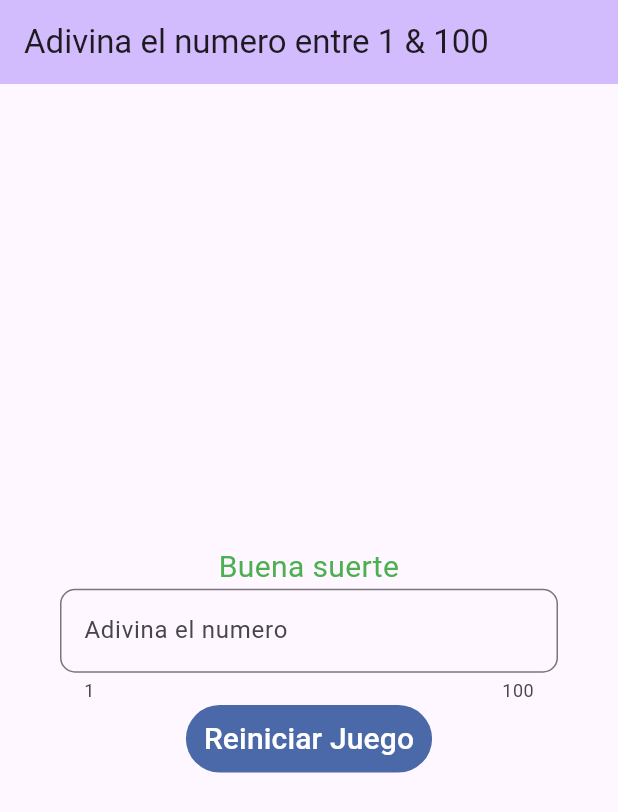
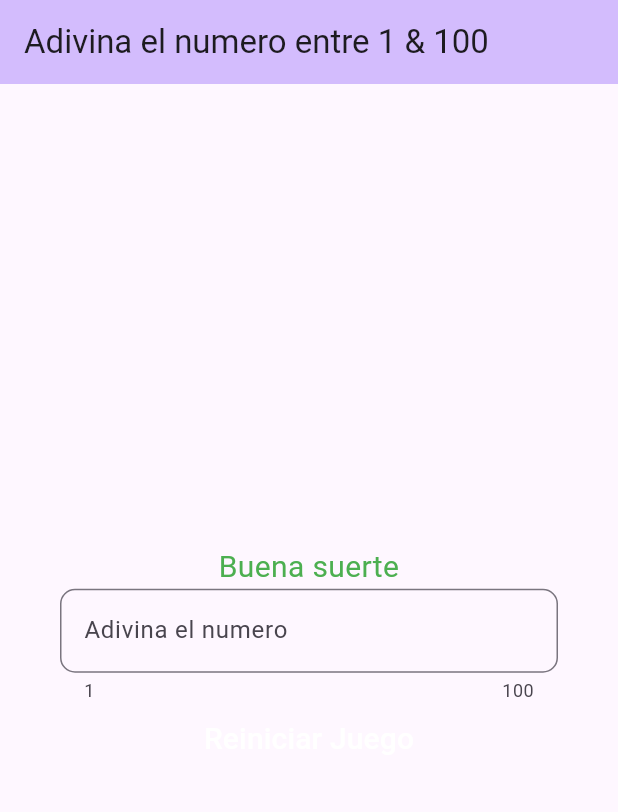
Before and after one commit to IvanRS9/Adivina_numero, a Flutter app: the screen it shows after launch, on a phone screen of 412 x 824 dp. Shown: the top 812 px of the screen. Run offline on Flutter 3.47's test engine with Material 3 defaults, Android fonts, the phone set to English and light mode, and no system bars.

Commit message:
100% i guess

```diff
--- a/lib/main.dart
+++ b/lib/main.dart
@@ -169,10 +169,6 @@ class _MyHomePageState extends State<MyHomePage> {
                 onPressed: () {
                   _resetGame();
                 },
-                style: const ButtonStyle(
-                  backgroundColor:
-                      WidgetStatePropertyAll(Color.fromRGBO(75, 104, 169, 1)),
-                ),
               ),
             ],
           ),
```
